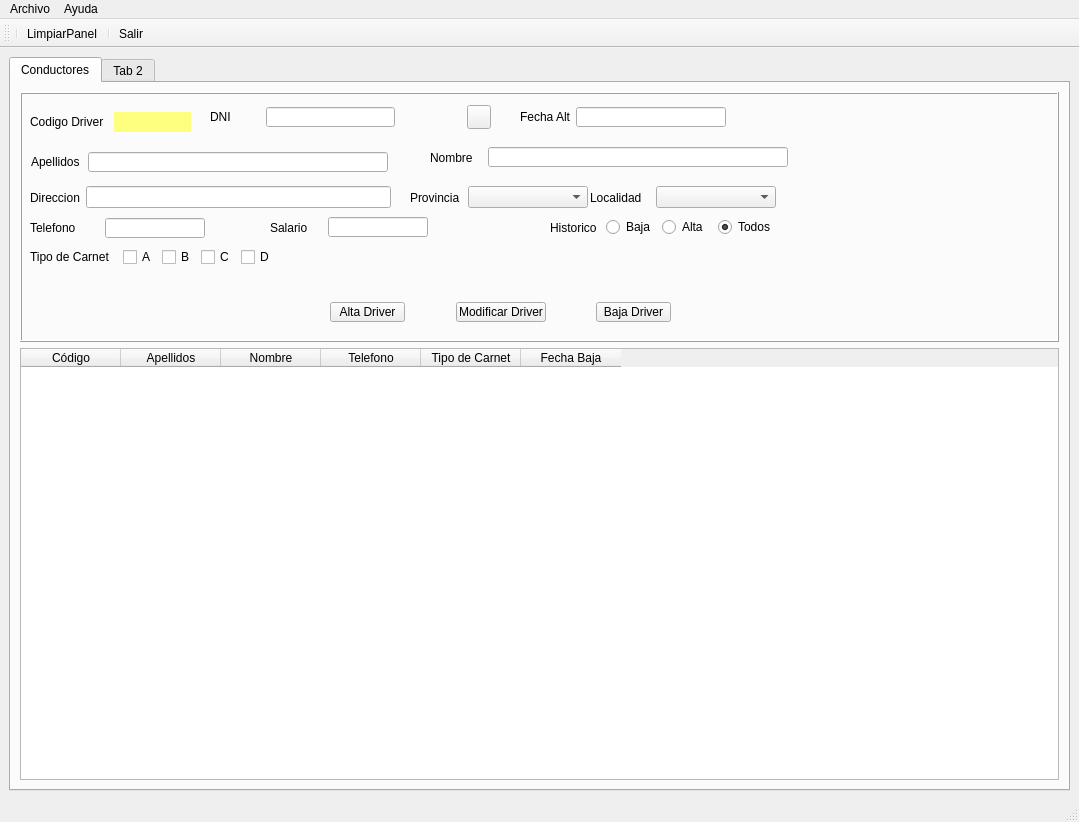
The window that sierraperez/templates/MainWindow.ui (Sierrowsky/PyCharmProyects) describes before a commit, drawn with Qt 5.
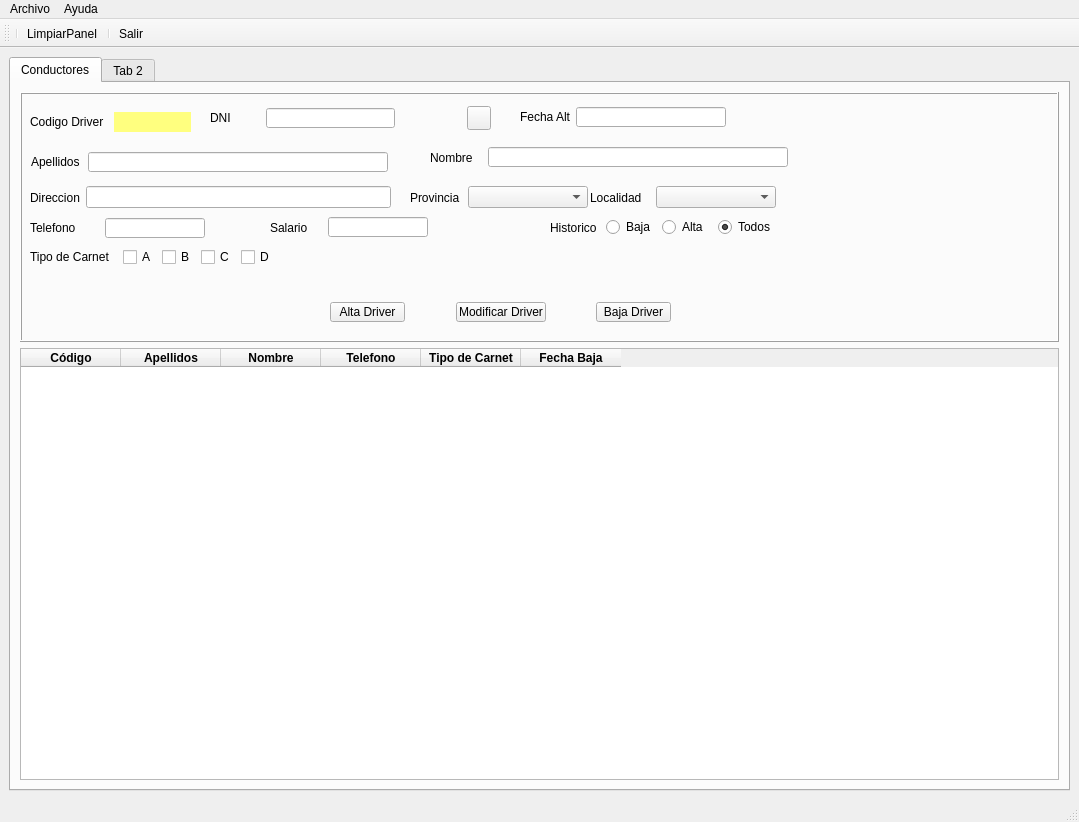
The same window after the commit. Icons and pictures are not drawn.

What changed in the file:
```diff
--- a/sierraperez/templates/MainWindow.ui
+++ b/sierraperez/templates/MainWindow.ui
@@ -76,6 +76,18 @@
             <verstretch>0</verstretch>
            </sizepolicy>
           </property>
+          <property name="font">
+           <font>
+            <weight>75</weight>
+            <bold>true</bold>
+           </font>
+          </property>
+          <property name="frameShape">
+           <enum>QFrame::StyledPanel</enum>
+          </property>
+          <property name="frameShadow">
+           <enum>QFrame::Plain</enum>
+          </property>
           <property name="editTriggers">
            <set>QAbstractItemView::NoEditTriggers</set>
           </property>
@@ -85,6 +97,9 @@
           <property name="selectionBehavior">
            <enum>QAbstractItemView::SelectRows</enum>
           </property>
+          <property name="gridStyle">
+           <enum>Qt::SolidLine</enum>
+          </property>
           <attribute name="verticalHeaderVisible">
            <bool>false</bool>
           </attribute>
@@ -211,7 +226,7 @@
              <x>190</x>
              <y>10</y>
              <width>281</width>
-             <height>31</height>
+             <height>32</height>
             </rect>
            </property>
            <layout class="QHBoxLayout" name="horizontalLayout_2">
```
Left out of the diff: 8 changed lines with no effect on the pictures.
